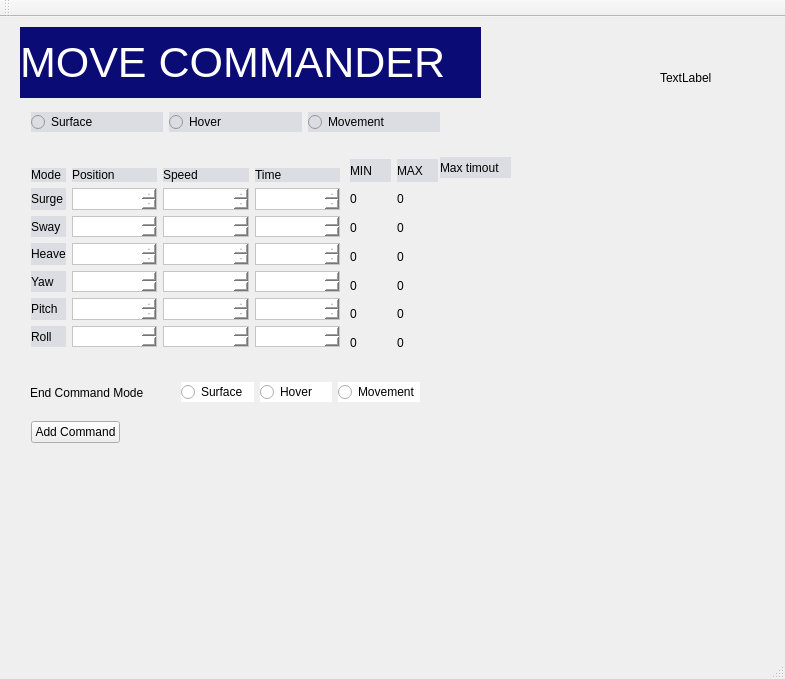
Old version of the form ui/move_commander.ui in the repository aatishrana495/Move_Commander.
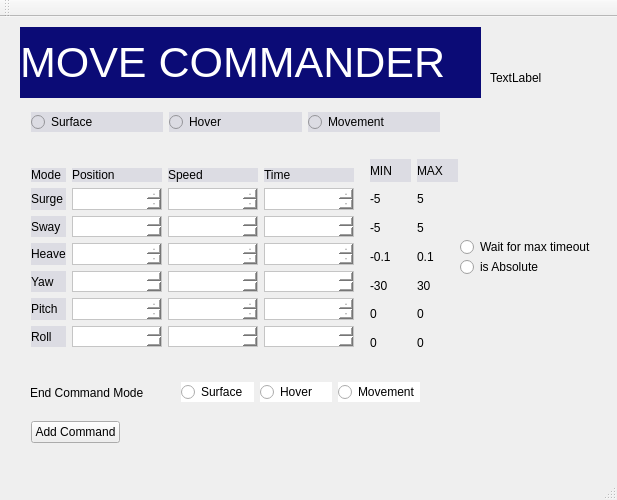
New version of the form.

Diff of the .ui file:
```diff
--- a/ui/move_commander.ui
+++ b/ui/move_commander.ui
@@ -6,8 +6,8 @@
    <rect>
     <x>0</x>
     <y>0</y>
-    <width>785</width>
-    <height>679</height>
+    <width>617</width>
+    <height>500</height>
    </rect>
   </property>
   <property name="windowTitle">
@@ -40,11 +40,35 @@
      <rect>
       <x>20</x>
       <y>140</y>
-      <width>331</width>
+      <width>345</width>
       <height>201</height>
      </rect>
     </property>
     <layout class="QGridLayout" name="gridLayout">
+     <item row="6" column="2">
+      <widget class="QTextEdit" name="pitch_speed">
+       <property name="styleSheet">
+        <string notr="true">background-color: rgba(255, 255, 255, 255);
+color: rgb(0, 0, 0);</string>
+       </property>
+      </widget>
+     </item>
+     <item row="5" column="1">
+      <widget class="QTextEdit" name="yaw_position">
+       <property name="styleSheet">
+        <string notr="true">background-color: rgb(255, 255, 255);
+color: rgb(0, 0, 0);</string>
+       </property>
+      </widget>
+     </item>
+     <item row="2" column="3">
+      <widget class="QTextEdit" name="surge_time">
+       <property name="styleSheet">
+        <string notr="true">background-color: rgba(255, 255, 255, 255);
+color: rgb(0, 0, 0);</string>
+       </property>
+      </widget>
+     </item>
      <item row="5" column="0">
       <widget class="QLabel" name="label_6">
        <property name="styleSheet">
@@ -67,13 +91,6 @@
        </property>
       </widget>
      </item>
-     <item row="4" column="1">
-      <widget class="QTextBrowser" name="textBrowser">
-       <property name="styleSheet">
-        <string notr="true">background-color: rgba(255, 255, 255, 255);</string>
-       </property>
-      </widget>
-     </item>
      <item row="0" column="0">
       <widget class="QLabel" name="label_2">
        <property name="styleSheet">
@@ -129,13 +146,6 @@
        </property>
       </widget>
      </item>
-     <item row="5" column="1">
-      <widget class="QTextBrowser" name="textBrowser_2">
-       <property name="styleSheet">
-        <string notr="true">background-color: rgba(255, 255, 255, 255);</string>
-       </property>
-      </widget>
-     </item>
      <item row="0" column="3">
       <widget class="QLabel" name="label_11">
        <property name="styleSheet">
@@ -172,112 +182,121 @@
      <item row="2" column="1">
       <widget class="QTextEdit" name="textEdit">
        <property name="styleSheet">
-        <string notr="true">background-color: rgba(255, 255, 255, 255);</string>
+        <string notr="true">background-color: rgba(255, 255, 255, 255);
+color: rgb(0, 0, 0);</string>
        </property>
       </widget>
      </item>
      <item row="2" column="2">
       <widget class="QTextEdit" name="textEdit_2">
        <property name="styleSheet">
-        <string notr="true">background-color: rgba(255, 255, 255, 255);</string>
-       </property>
-      </widget>
-     </item>
-     <item row="2" column="3">
-      <widget class="QTextEdit" name="textEdit_3">
-       <property name="styleSheet">
-        <string notr="true">background-color: rgba(255, 255, 255, 255);</string>
+        <string notr="true">background-color: rgba(255, 255, 255, 255);
+color: rgb(0, 0, 0);
+color: rgb(0, 0, 0);</string>
        </property>
       </widget>
      </item>
      <item row="3" column="1">
       <widget class="QTextEdit" name="textEdit_4">
        <property name="styleSheet">
-        <string notr="true">background-color: rgba(255, 255, 255, 255);</string>
+        <string notr="true">background-color: rgba(255, 255, 255, 255);
+color: rgb(0, 0, 0);</string>
        </property>
       </widget>
      </item>
      <item row="3" column="2">
       <widget class="QTextEdit" name="textEdit_5">
        <property name="styleSheet">
-        <string notr="true">background-color: rgba(255, 255, 255, 255);</string>
+        <string notr="true">background-color: rgba(255, 255, 255, 255);
+color: rgb(0, 0, 0);</string>
        </property>
       </widget>
      </item>
      <item row="3" column="3">
       <widget class="QTextEdit" name="textEdit_6">
        <property name="styleSheet">
-        <string notr="true">background-color: rgba(255, 255, 255, 255);</string>
-       </property>
-      </widget>
-     </item>
-     <item row="6" column="1">
-      <widget class="QTextBrowser" name="textBrowser_3">
-       <property name="styleSheet">
-        <string notr="true">background-color: rgba(255, 255, 255, 255);</string>
-       </property>
-      </widget>
-     </item>
-     <item row="7" column="1">
-      <widget class="QTextBrowser" name="textBrowser_4">
-       <property name="styleSheet">
-        <string notr="true">background-color: rgba(255, 255, 255, 255);</string>
+        <string notr="true">background-color: rgba(255, 255, 255, 255);
+color: rgb(0, 0, 0);</string>
        </property>
       </widget>
      </item>
      <item row="4" column="2">
       <widget class="QTextEdit" name="textEdit_7">
        <property name="styleSheet">
-        <string notr="true">background-color: rgba(255, 255, 255, 255);</string>
+        <string notr="true">background-color: rgba(255, 255, 255, 255);
+color: rgb(0, 0, 0);</string>
        </property>
       </widget>
      </item>
      <item row="4" column="3">
       <widget class="QTextEdit" name="textEdit_8">
        <property name="styleSheet">
-        <string notr="true">background-color: rgba(255, 255, 255, 255);</string>
+        <string notr="true">background-color: rgba(255, 255, 255, 255);
+color: rgb(0, 0, 0);</string>
        </property>
       </widget>
      </item>
      <item row="5" column="2">
       <widget class="QTextEdit" name="textEdit_9">
        <property name="styleSheet">
-        <string notr="true">background-color: rgba(255, 255, 255, 255);</string>
+        <string notr="true">background-color: rgba(255, 255, 255, 255);
+color: rgb(0, 0, 0);</string>
        </property>
       </widget>
      </item>
      <item row="5" column="3">
       <widget class="QTextEdit" name="textEdit_10">
        <property name="styleSheet">
-        <string notr="true">background-color: rgba(255, 255, 255, 255);</string>
-       </property>
-      </widget>
-     </item>
-     <item row="6" column="2">
-      <widget class="QTextEdit" name="textEdit_11">
-       <property name="styleSheet">
-        <string notr="true">background-color: rgba(255, 255, 255, 255);</string>
+        <string notr="true">background-color: rgba(255, 255, 255, 255);
+color: rgb(0, 0, 0);</string>
        </property>
       </widget>
      </item>
      <item row="6" column="3">
       <widget class="QTextEdit" name="textEdit_12">
        <property name="styleSheet">
-        <string notr="true">background-color: rgba(255, 255, 255, 255);</string>
+        <string notr="true">background-color: rgba(255, 255, 255, 255);
+color: rgb(0, 0, 0);</string>
        </property>
       </widget>
      </item>
      <item row="7" column="2">
       <widget class="QTextEdit" name="textEdit_13">
        <property name="styleSheet">
-        <string notr="true">background-color: rgba(255, 255, 255, 255);</string>
+        <string notr="true">background-color: rgba(255, 255, 255, 255);
+color: rgb(0, 0, 0);</string>
        </property>
       </widget>
      </item>
      <item row="7" column="3">
       <widget class="QTextEdit" name="textEdit_14">
        <property name="styleSheet">
-        <string notr="true">background-color: rgba(255, 255, 255, 255);</string>
+        <string notr="true">background-color: rgba(255, 255, 255, 255);
+color: rgb(0, 0, 0);</string>
+       </property>
+      </widget>
+     </item>
+     <item row="4" column="1">
+      <widget class="QTextEdit" name="heave_position">
+       <property name="styleSheet">
+        <string notr="true">background-color: rgb(255, 255, 255);
+color: rgb(0, 0, 0);</string>
+       </property>
+      </widget>
+     </item>
+     <item row="6" column="1">
+      <widget class="QTextEdit" name="pitch_position">
+       <property name="styleSheet">
+        <string notr="true">background-color: rgb(255, 255, 255);
+color: rgb(0, 0, 0);</string>
+       </property>
+      </widget>
+     </item>
+     <item row="7" column="1">
+      <widget class="QTextEdit" name="roll_position">
+       <property name="styleSheet">
+        <string notr="true">background-color: rgb(255, 255, 255);
+color: rgb(0, 0, 0);</string>
        </property>
       </widget>
      </item>
@@ -350,7 +369,7 @@
    <widget class="QLabel" name="logo_label">
     <property name="geometry">
      <rect>
-      <x>660</x>
+      <x>490</x>
       <y>10</y>
       <width>111</width>
       <height>101</height>
@@ -363,99 +382,10 @@
      <string>TextLabel</string>
     </property>
    </widget>
-   <widget class="QWidget" name="verticalLayoutWidget">
-    <property name="geometry">
-     <rect>
-      <x>440</x>
-      <y>160</y>
-      <width>21</width>
-      <height>191</height>
-     </rect>
-    </property>
-    <layout class="QVBoxLayout" name="verticalLayout">
-     <item>
-      <widget class="QRadioButton" name="radioButton_4">
-       <property name="styleSheet">
-        <string notr="true">background-color: rgba(255, 255, 255, 255);</string>
-       </property>
-       <property name="text">
-        <string/>
-       </property>
-      </widget>
-     </item>
-     <item>
-      <widget class="QRadioButton" name="radioButton_5">
-       <property name="styleSheet">
-        <string notr="true">background-color: rgb(255, 255, 255);</string>
-       </property>
-       <property name="text">
-        <string/>
-       </property>
-      </widget>
-     </item>
-     <item>
-      <widget class="QRadioButton" name="radioButton_6">
-       <property name="styleSheet">
-        <string notr="true">background-color: rgb(255, 255, 255);</string>
-       </property>
-       <property name="text">
-        <string/>
-       </property>
-      </widget>
-     </item>
-     <item>
-      <widget class="QRadioButton" name="radioButton_7">
-       <property name="styleSheet">
-        <string notr="true">background-color: rgb(255, 255, 255);</string>
-       </property>
-       <property name="text">
-        <string/>
-       </property>
-      </widget>
-     </item>
-     <item>
-      <widget class="QRadioButton" name="radioButton_8">
-       <property name="styleSheet">
-        <string notr="true">background-color: rgb(255, 255, 255);</string>
-       </property>
-       <property name="text">
-        <string/>
-       </property>
-      </widget>
-     </item>
-     <item>
-      <widget class="QRadioButton" name="radioButton_9">
-       <property name="styleSheet">
-        <string notr="true">background-color: rgb(255, 255, 255);</string>
-       </property>
-       <property name="text">
-        <string/>
-       </property>
-      </widget>
-     </item>
-    </layout>
-   </widget>
-   <widget class="QLabel" name="label_12">
-    <property name="geometry">
-     <rect>
-      <x>440</x>
-      <y>140</y>
-      <width>71</width>
-      <height>21</height>
-     </rect>
-    </property>
-    <property name="styleSheet">
-     <string notr="true">color: rgb(0, 0, 0);
-background-color: #DCDCE3</string>
-    </property>
-    <property name="text">
-     <string>Max timout</string>
-    </property>
-   </widget>
    <widget class="QWidget" name="gridLayoutWidget_2">
     <property name="geometry">
      <rect>
-      <x>350</x>
+      <x>370</x>
       <y>140</y>
       <width>91</width>
       <height>201</height>
@@ -480,7 +410,7 @@
         <string notr="true">background-color: rgb(255, 255, 255, 0);</string>
        </property>
        <property name="text">
-        <string>0</string>
+        <string>-30</string>
        </property>
       </widget>
      </item>
@@ -490,7 +420,7 @@
         <string notr="true">background-color: rgb(255, 255, 255, 0);</string>
        </property>
        <property name="text">
-        <string>0</string>
+        <string>-5</string>
        </property>
       </widget>
      </item>
@@ -500,7 +430,7 @@
         <string notr="true">background-color: rgb(255, 255, 255, 0);</string>
        </property>
        <property name="text">
-        <string>0</string>
+        <string>-5</string>
        </property>
       </widget>
      </item>
@@ -510,7 +440,7 @@
         <string notr="true">background-color: rgb(255, 255, 255, 0);</string>
        </property>
        <property name="text">
-        <string>0</string>
+        <string>-0.1</string>
        </property>
       </widget>
      </item>
@@ -556,23 +486,23 @@
        </property>
       </widget>
      </item>
+     <item row="2" column="1">
+      <widget class="QLabel" name="label_22">
+       <property name="styleSheet">
+        <string notr="true">background-color: rgb(255, 255, 255, 0);</string>
+       </property>
+       <property name="text">
+        <string>5</string>
+       </property>
+      </widget>
+     </item>
      <item row="1" column="1">
       <widget class="QLabel" name="label_21">
        <property name="styleSheet">
         <string notr="true">background-color: rgb(255, 255, 255, 0);</string>
        </property>
        <property name="text">
-        <string>0</string>
-       </property>
-      </widget>
-     </item>
-     <item row="2" column="1">
-      <widget class="QLabel" name="label_22">
-       <property name="styleSheet">
-        <string notr="true">background-color: rgb(255, 255, 255, 0);</string>
-       </property>
-       <property name="text">
-        <string>0</string>
+        <string>5</string>
        </property>
       </widget>
      </item>
@@ -582,7 +512,7 @@
         <string notr="true">background-color: rgb(255, 255, 255, 0);</string>
        </property>
        <property name="text">
-        <string>0</string>
+        <string>0.1</string>
        </property>
       </widget>
      </item>
@@ -592,7 +522,7 @@
         <string notr="true">background-color: rgb(255, 255, 255, 0);</string>
        </property>
        <property name="text">
-        <string>0</string>
+        <string>30</string>
        </property>
       </widget>
      </item>
@@ -676,6 +606,32 @@
      <string>End Command Mode</string>
     </property>
    </widget>
+   <widget class="QRadioButton" name="wait_max_timeout">
+    <property name="geometry">
+     <rect>
+      <x>460</x>
+      <y>220</y>
+      <width>151</width>
+      <height>20</height>
+     </rect>
+    </property>
+    <property name="text">
+     <string>Wait for max timeout</string>
+    </property>
+   </widget>
+   <widget class="QRadioButton" name="isAbsolute">
+    <property name="geometry">
+     <rect>
+      <x>460</x>
+      <y>240</y>
+      <width>100</width>
+      <height>20</height>
+     </rect>
+    </property>
+    <property name="text">
+     <string>is Absolute</string>
+    </property>
+   </widget>
   </widget>
   <widget class="QMenuBar" name="menuBar">
    <property name="geometry">
```
Left out of the diff: 98 changed lines with no effect on the pictures.
